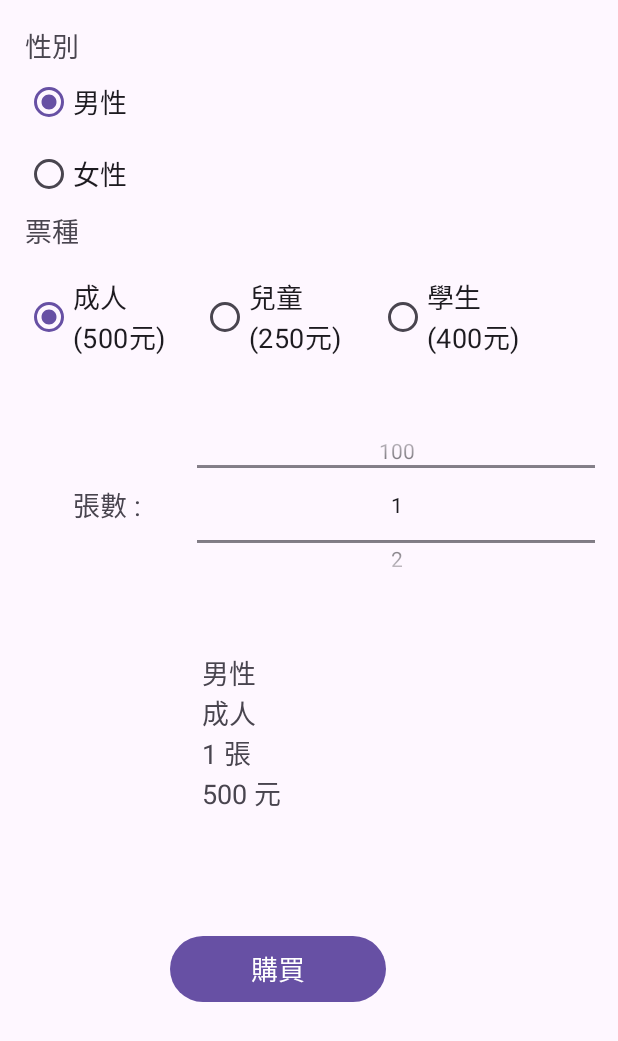
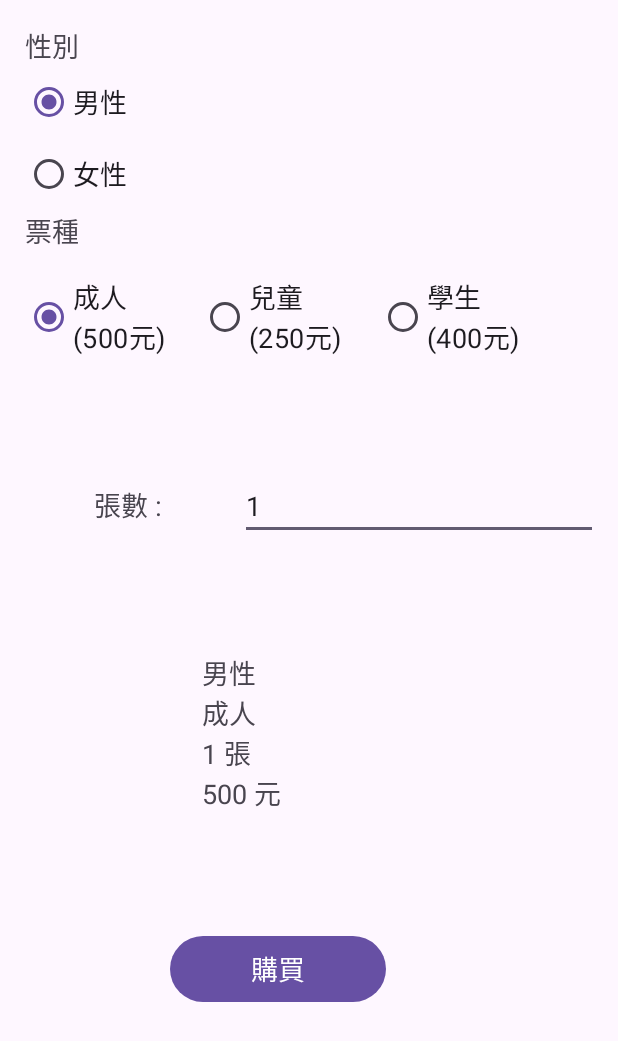
Before and after one commit to Bens0nOOO/112AndroidHW_Homework, an Android app: the screen it shows after launch (MainActivity), on a phone screen of 412 x 824 dp. Shown: the top 1041 px of the screen. Run offline under Robolectric (Android 15) with nearby library versions, the phone set to English and light mode, and no system bars.

Commit message:
0425_MID_final

```diff
--- a/MidWork_0425/app/src/main/java/com/example/MidWork_0425/MainActivity.java
+++ b/MidWork_0425/app/src/main/java/com/example/MidWork_0425/MainActivity.java
@@ -1,5 +1,5 @@
 package com.example.MidWork_0425;
-
+//A111221043
 import androidx.activity.EdgeToEdge;
 import androidx.appcompat.app.AppCompatActivity;
 import androidx.core.graphics.Insets;
@@ -8,6 +8,8 @@ import androidx.core.view.WindowInsetsCompat;
 
 import android.content.Intent;
 import android.os.Bundle;
+import android.text.Editable;
+import android.text.TextWatcher;
 import android.view.View;
 import android.widget.Button;
 import android.widget.EditText;
@@ -15,7 +17,8 @@ import android.widget.NumberPicker;
 import android.widget.RadioGroup;
 import android.widget.TextView;
 
-public class MainActivity extends AppCompatActivity implements RadioGroup.OnCheckedChangeListener, NumberPicker.OnValueChangeListener, View.OnClickListener {
+public class MainActivity extends AppCompatActivity implements RadioGroup.OnCheckedChangeListener, View.OnClickListener  {
+
     enum gender { Boy, girl }
     enum identity { Adult, Child, Student }
     private String gender = "男性";
@@ -25,8 +28,27 @@ public class MainActivity extends AppCompatActivity implements RadioGroup.OnChec
     private String resultString = null;
     RadioGroup RdGroup, RdGroup_2;
     EditText NumSheets;
+    TextWatcher textWatcher = new TextWatcher() {
+        @Override
+        public void beforeTextChanged(CharSequence s, int start, int count, int after) {
+
+        }
+
+        @Override
+        public void onTextChanged(CharSequence s, int start, int before, int count) {
+
+        }
+
+        @Override
+        public void afterTextChanged(Editable s) {
+            Number = Integer.parseInt(edtNum.getText().toString());
+            money = returnMoney(identity) * Number;
+            resultString = String.format("%s\n%s\n%d 張\n%d 元", gender, identity, Number, money);
+            result.setText(resultString);
+        }
+    };
     TextView result;
-    NumberPicker numberPicker;
+    EditText edtNum;
     Button btnPurchase;
     @Override
     protected void onCreate(Bundle savedInstanceState) {
@@ -40,20 +62,36 @@ public class MainActivity extends AppCompatActivity implements RadioGroup.OnChec
         });
         RdGroup = (RadioGroup) findViewById(R.id.RdGroup);
         RdGroup_2 = (RadioGroup) findViewById(R.id.RdGroup_2);
-        numberPicker = (NumberPicker) findViewById(R.id.numpick);
+        edtNum = (EditText) findViewById(R.id.edtNum);
         result = (TextView) findViewById(R.id.result);
         btnPurchase = (Button) findViewById(R.id.btnPurchase);
 
         RdGroup.check(R.id.genderBoy);
         RdGroup_2.check(R.id.rdAdult);
-        numberPicker.setMinValue(1);
-        numberPicker.setMaxValue(100);
-        numberPicker.setValue(1);
-        numberPicker.setDescendantFocusability(NumberPicker.FOCUS_BLOCK_DESCENDANTS);
+
+        edtNum.addTextChangedListener(new TextWatcher() {
+            @Override
+            public void beforeTextChanged(CharSequence s, int start, int count, int after) {
+
+            }
+
+            @Override
+            public void onTextChanged(CharSequence s, int start, int before, int count) {
+
+            }
+
+            @Override
+            public void afterTextChanged(Editable s) {
+                Number = Integer.parseInt(edtNum.getText().toString());
+                money = returnMoney(identity) * Number;
+                resultString = String.format("%s\n%s\n%d 張\n%d 元", gender, identity, Number, money);
+                result.setText(resultString);
+            }
+        });
 
         RdGroup.setOnCheckedChangeListener(this);
         RdGroup_2.setOnCheckedChangeListener(this);
-        numberPicker.setOnValueChangedListener(this);
+//        EditText.addTextChangedListener(this);
         btnPurchase.setOnClickListener(this);
         money = returnMoney(identity) * Number;
         resultString = String.format("%s\n%s\n%d 張\n%d 元", gender, identity, Number, money);
@@ -84,13 +122,6 @@ public class MainActivity extends AppCompatActivity implements RadioGroup.OnChec
         resultString = String.format("%s\n%s\n%d 張\n%d 元", gender, identity, Number, money);
         result.setText(resultString);
     }
-    @Override
-    public void onValueChange(NumberPicker picker, int oldVal, int newVal) {
-        Number =  newVal;
-        money = returnMoney(identity) * Number;
-        resultString = String.format("%s\n%s\n%d 張\n%d 元", gender, identity, Number, money);
-        result.setText(resultString);
-    }
 
     public int returnMoney(String profession) {
         if(profession.equals("成人")) {
--- a/MidWork_0425/app/src/main/res/layout/activity_main.xml
+++ b/MidWork_0425/app/src/main/res/layout/activity_main.xml
@@ -115,14 +115,14 @@
             android:textAlignment="center"
             android:textSize="18sp" />
 
-        <NumberPicker
-            android:id="@+id/numpick"
-            android:layout_width="280dp"
-            android:layout_height="match_parent"
-            android:layout_gravity="center"
-            android:layout_weight="3"
-            android:gravity="center"
-            android:textSize="18sp" />
+        <EditText
+            android:id="@+id/edtNum"
+            android:layout_width="wrap_content"
+            android:layout_height="wrap_content"
+            android:layout_weight="1"
+            android:ems="10"
+            android:inputType="number"
+            android:text="1" />
 
 
     </LinearLayout>
```
